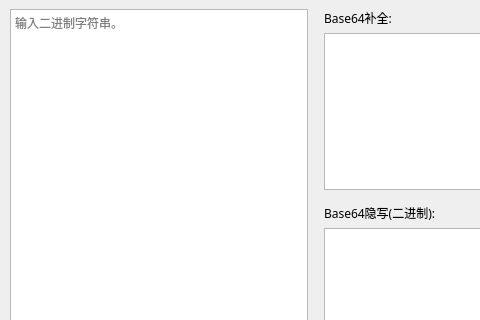
Old version of the form src/GUI/ui.ui in the repository UP0916/Base-Tools; both pictures show x 0 to 480 and y 0 to 320 of the 635 by 614 pixel window.
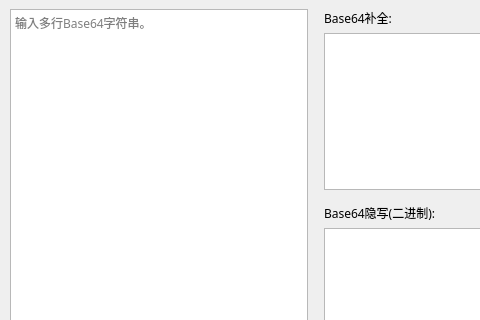
New version of the form. Custom widgets are drawn as their Qt base class.

Commit message: 修复输入框提示错误

```diff
--- a/src/GUI/ui.ui
+++ b/src/GUI/ui.ui
@@ -46,7 +46,7 @@
               </font>
              </property>
              <property name="placeholderText">
-              <string>输入二进制字符串。</string>
+              <string>输入多行Base64字符串。</string>
              </property>
             </widget>
            </item>
```
The commit also changes 1 other file.
